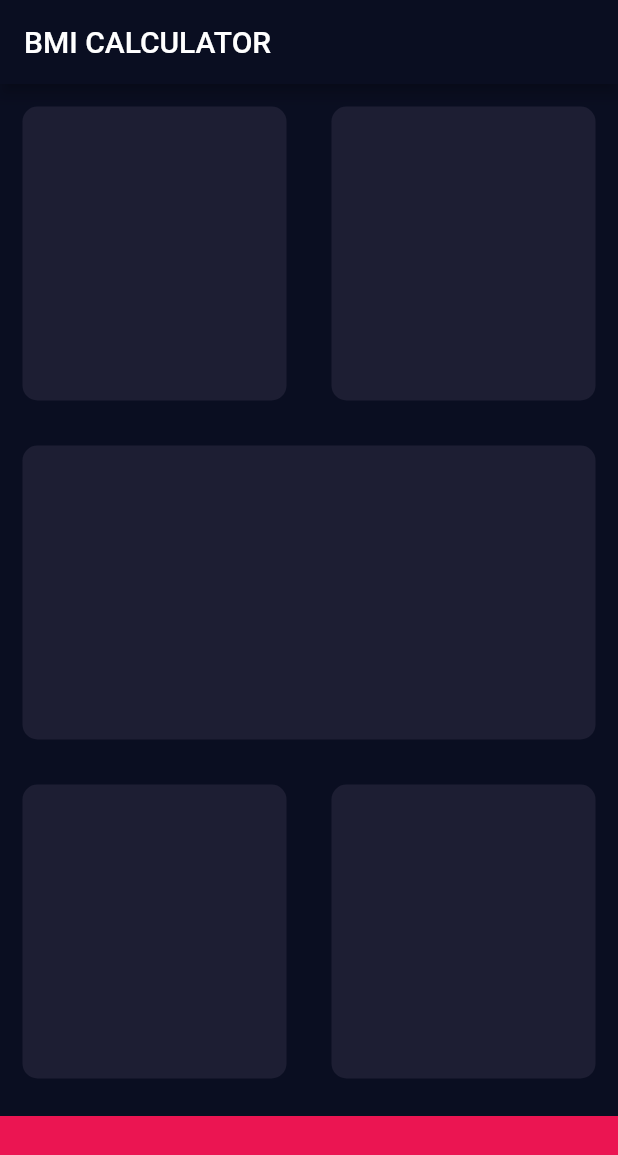
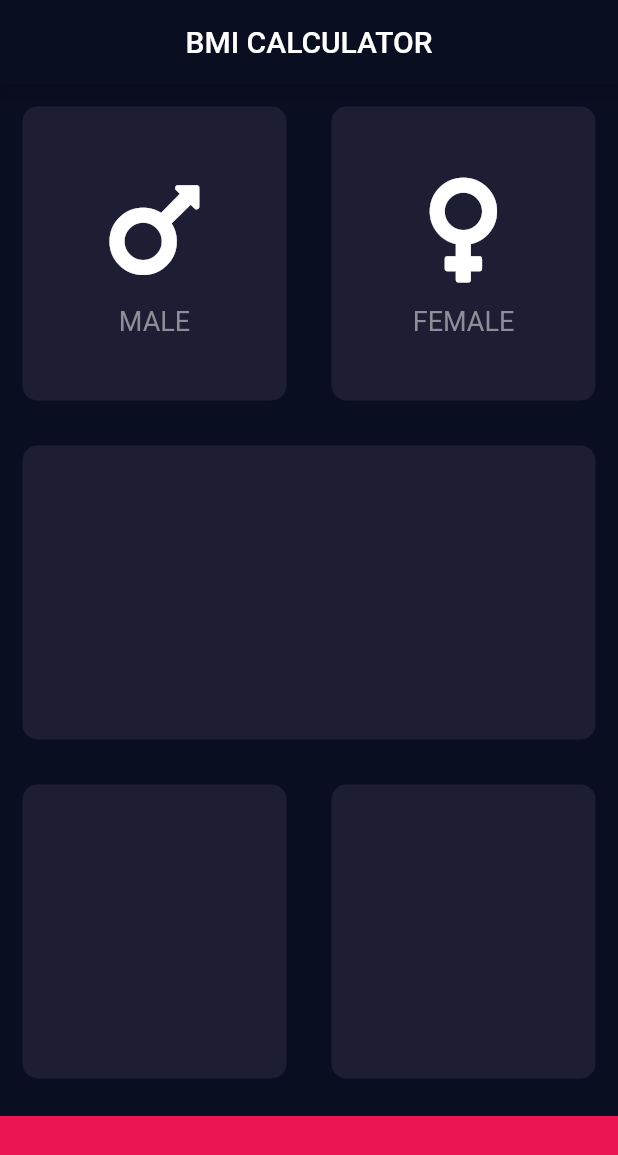
Before and after one commit to msagerup/flutterPlayground, a Flutter app: the screen it shows after launch, on a phone screen of 412 x 824 dp. Shown: the top 1155 px of the screen. Run offline on Flutter 3.47's test engine with Material 2 defaults, Android fonts, the light colour scheme and no system bars; our stand-ins replace audioplayers, font_awesome_flutter.

Commit message:
refactor code

```diff
--- /dev/null
+++ b/7/lib/Components/IconContent.dart
@@ -0,0 +1,34 @@
+import 'package:flutter/material.dart';
+
+const textLabel = TextStyle(
+  fontSize: 18,
+  color: Color(0xFF8D8E98),
+);
+const iconSize = 80.0;
+
+class IconContent extends StatelessWidget {
+  IconContent({this.iconVariant, this.label});
+
+  final IconData iconVariant;
+  final String label;
+
+  @override
+  Widget build(BuildContext context) {
+    return Column(
+      mainAxisAlignment: MainAxisAlignment.center,
+      children: [
+        Icon(
+          iconVariant,
+          size: iconSize,
+        ),
+        SizedBox(
+          height: 10,
+        ),
+        Text(
+          label,
+          style: textLabel,
+        ),
+      ],
+    );
+  }
+}
--- /dev/null
+++ b/7/lib/Components/ReusableCard.dart
@@ -0,0 +1,20 @@
+import 'package:flutter/material.dart';
+
+class ReusableCard extends StatelessWidget {
+  ReusableCard({@required this.containerColor, this.cardChild});
+
+  final Color containerColor;
+  final Widget cardChild;
+
+  @override
+  Widget build(BuildContext context) {
+    return Container(
+      child: cardChild,
+      margin: EdgeInsets.all(15),
+      decoration: BoxDecoration(
+        borderRadius: BorderRadius.circular(10),
+        color: containerColor,
+      ),
+    );
+  }
+}
--- a/7/lib/inputPage.dart
+++ b/7/lib/inputPage.dart
@@ -1,7 +1,11 @@
 import 'package:flutter/material.dart';
+import 'package:font_awesome_flutter/font_awesome_flutter.dart';
+import './Components/IconContent.dart';
+import './Components/ReusableCard.dart';
 
 const bottomContainerHeight = 80.0;
-const lightPurple = 0xFF1D1E33;
+const activeCardColor = Color(0xFF1D1E33);
+const inactiveCardColor = Color(0xFF111328);
 const footerColor = 0xFFEB1552;
 
 class InputPage extends StatefulWidget {
@@ -10,10 +14,15 @@ class InputPage extends StatefulWidget {
 }
 
 class _InputPageState extends State<InputPage> {
+
+  Color maleCardColor = inactiveCardColor;
+  Color femaleCardColor = inactiveCardColor;
+
   @override
   Widget build(BuildContext context) {
     return Scaffold(
         appBar: AppBar(
+          centerTitle: true,
           title: Text('BMI CALCULATOR'),
         ),
         body: Column(
@@ -23,12 +32,20 @@ class _InputPageState extends State<InputPage> {
                 children: [
                   Expanded(
                     child: ReusableCard(
-                      containerColor: Color(lightPurple),
+                      containerColor: activeCardColor,
+                      cardChild: IconContent(
+                        iconVariant: FontAwesomeIcons.mars,
+                        label: 'MALE',
+                      ),
                     ),
                   ),
                   Expanded(
                     child: ReusableCard(
-                      containerColor: Color(lightPurple),
+                      containerColor: activeCardColor,
+                      cardChild: IconContent(
+                        iconVariant: FontAwesomeIcons.venus,
+                        label: 'FEMALE',
+                      ),
                     ),
                   )
                 ],
@@ -39,7 +56,7 @@ class _InputPageState extends State<InputPage> {
                 children: [
                   Expanded(
                     child: ReusableCard(
-                      containerColor: Color(lightPurple),
+                      containerColor: activeCardColor,
                     ),
                   )
                 ],
@@ -50,12 +67,12 @@ class _InputPageState extends State<InputPage> {
                 children: [
                   Expanded(
                     child: ReusableCard(
-                      containerColor: Color(lightPurple),
+                      containerColor: activeCardColor,
                     ),
                   ),
                   Expanded(
                     child: ReusableCard(
-                      containerColor: Color(lightPurple),
+                      containerColor: activeCardColor,
                     ),
                   )
                 ],
@@ -71,22 +88,3 @@ class _InputPageState extends State<InputPage> {
         ));
   }
 }
-
-class ReusableCard extends StatelessWidget {
-  ReusableCard({@required this.containerColor, this.cardChild});
-
-  final Color containerColor;
-  final Widget cardChild;
-
-  @override
-  Widget build(BuildContext context) {
-    return Container(
-      child: cardChild,
-      margin: EdgeInsets.all(15),
-      decoration: BoxDecoration(
-        borderRadius: BorderRadius.circular(10),
-        color: containerColor,
-      ),
-    );
-  }
-}
--- a/7/pubspec.yaml
+++ b/7/pubspec.yaml
@@ -11,6 +11,7 @@ dependencies:
     sdk: flutter
 
   cupertino_icons: ^0.1.2
+  font_awesome_flutter: ^8.8.1
 
 dev_dependencies:
   flutter_test:
```
